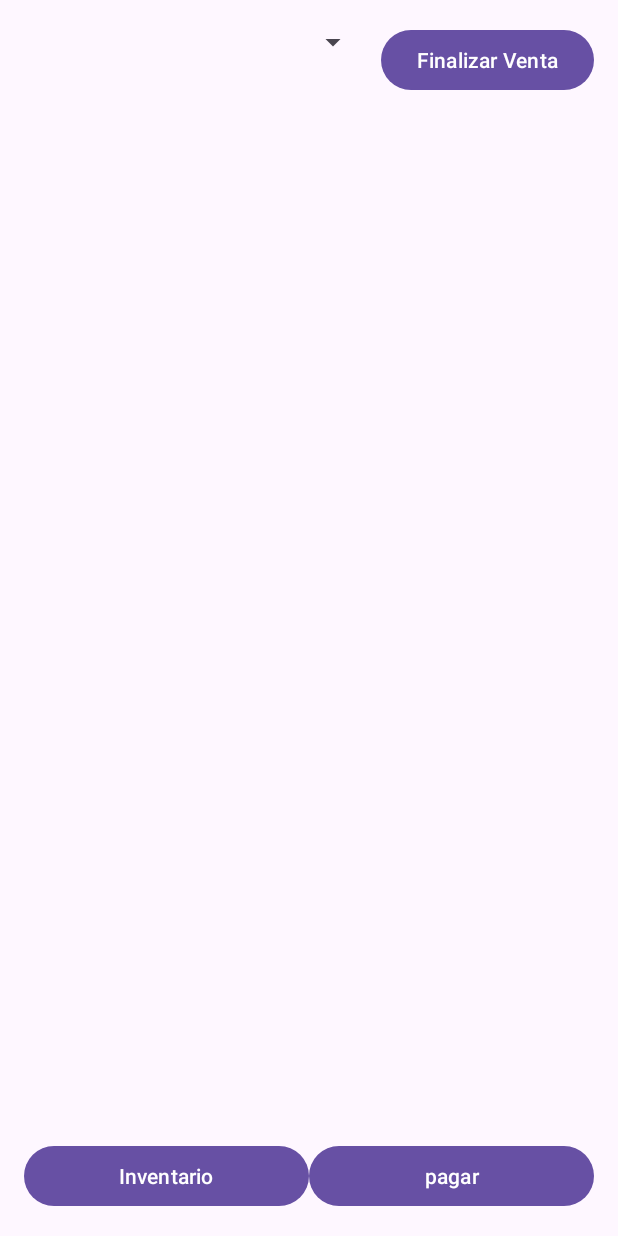
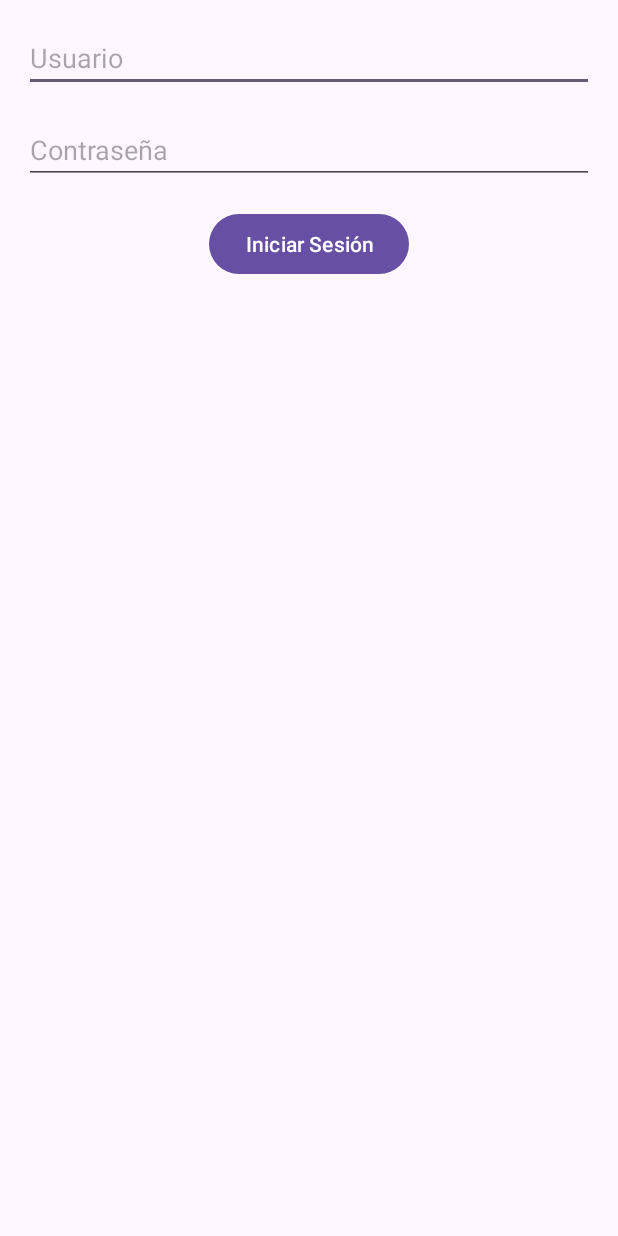
Before and after one commit to hyordi12/punto-de-venta, an Android app: the screen it shows after launch (MainActivity before the commit, LoginActivity after it), on a phone screen of 412 x 824 dp. Run offline under Robolectric (Android 15) with nearby library versions, the phone set to English and light mode, and no system bars.

Commit message:
commit 2

```diff
--- a/app/src/main/AndroidManifest.xml
+++ b/app/src/main/AndroidManifest.xml
@@ -12,8 +12,9 @@
         android:supportsRtl="true"
         android:theme="@style/Theme.PuntoDeVenta"
         tools:targetApi="31">
+
         <activity
-            android:name=".MainActivity"
+            android:name=".LoginActivity"
             android:exported="true">
             <intent-filter>
                 <action android:name="android.intent.action.MAIN" />
@@ -21,17 +22,18 @@
             </intent-filter>
         </activity>
 
-        <!-- Declaración de la nueva actividad InventarioActivity -->
+        <activity
+            android:name=".MainActivity"
+            android:exported="true" />
+
         <activity
             android:name=".InventarioActivity"
             android:exported="true" />
 
-        <!-- Declaración de la nueva actividad SalesSummaryActivity -->
         <activity
             android:name=".SalesSummaryActivity"
             android:exported="true" />
 
-        <!-- Declaración de la nueva actividad VentasActivity -->
         <activity
             android:name=".VentasActivity"
             android:exported="true" />
--- /dev/null
+++ b/app/src/main/java/com/example/puntodeventa/LoginActivity.java
@@ -0,0 +1,39 @@
+package com.example.puntodeventa;
+
+import android.content.Intent;
+import android.os.Bundle;
+import android.view.View;
+import android.widget.Button;
+import android.widget.EditText;
+import android.widget.Toast;
+import androidx.appcompat.app.AppCompatActivity;
+
+public class LoginActivity extends AppCompatActivity {
+
+    @Override
+    protected void onCreate(Bundle savedInstanceState) {
+        super.onCreate(savedInstanceState);
+        setContentView(R.layout.activity_login);
+
+        EditText editTextUsername = findViewById(R.id.editTextUsername);
+        EditText editTextPassword = findViewById(R.id.editTextPassword);
+        Button buttonLogin = findViewById(R.id.buttonLogin);
+
+        buttonLogin.setOnClickListener(new View.OnClickListener() {
+            @Override
+            public void onClick(View v) {
+
+                String username = editTextUsername.getText().toString();
+                String password = editTextPassword.getText().toString();
+
+
+                Toast.makeText(LoginActivity.this, "Iniciando sesión...", Toast.LENGTH_SHORT).show();
+
+
+                Intent intent = new Intent(LoginActivity.this, MainActivity.class);
+                startActivity(intent);
+                finish();
+            }
+        });
+    }
+}
--- /dev/null
+++ b/app/src/main/res/layout/activity_login.xml
@@ -0,0 +1,39 @@
+<?xml version="1.0" encoding="utf-8"?>
+<androidx.constraintlayout.widget.ConstraintLayout xmlns:android="http://schemas.android.com/apk/res/android"
+    xmlns:app="http://schemas.android.com/apk/res-auto"
+    android:layout_width="match_parent"
+    android:layout_height="match_parent"
+    android:padding="16dp">
+
+    <EditText
+        android:id="@+id/editTextUsername"
+        android:layout_width="0dp"
+        android:layout_height="wrap_content"
+        android:hint="@string/username_hint"
+        app:layout_constraintTop_toTopOf="parent"
+        app:layout_constraintStart_toStartOf="parent"
+        app:layout_constraintEnd_toEndOf="parent"
+        android:inputType="textEmailAddress"/>
+
+    <EditText
+        android:id="@+id/editTextPassword"
+        android:layout_width="0dp"
+        android:layout_height="wrap_content"
+        android:hint="@string/password_hint"
+        android:inputType="textPassword"
+        app:layout_constraintTop_toBottomOf="@+id/editTextUsername"
+        app:layout_constraintStart_toStartOf="parent"
+        app:layout_constraintEnd_toEndOf="parent"
+        android:layout_marginTop="16dp"/>
+
+    <Button
+        android:id="@+id/buttonLogin"
+        android:layout_width="wrap_content"
+        android:layout_height="wrap_content"
+        android:text="@string/login_button"
+        app:layout_constraintTop_toBottomOf="@+id/editTextPassword"
+        app:layout_constraintStart_toStartOf="parent"
+        app:layout_constraintEnd_toEndOf="parent"
+        android:layout_marginTop="16dp"/>
+
+</androidx.constraintlayout.widget.ConstraintLayout>
--- a/app/src/main/res/values/strings.xml
+++ b/app/src/main/res/values/strings.xml
@@ -2,7 +2,6 @@
     <!-- App -->
     <string name="app_name">Punto de Venta</string>
 
-    <!-- Main Activity -->
     <string name="spinner_hint">Seleccionar Categoría</string>
     <string name="finalizar_venta">Finalizar Venta</string>
     <string name="inventario">Inventario</string>
@@ -12,9 +11,12 @@
     <string name="button_inventory">Inventario</string>
     <string name="button_exit">Salir</string>
 
+    <string name="login_button">Iniciar Sesión</string>
+    <string name="username_hint">Usuario</string>
+    <string name="password_hint">Contraseña</string>
 
 
-    <!-- Inventario Activity -->
+
     <string name="agregar_categoria">Agregar Categoría</string>
     <string name="categorias">Categoría</string>
     <string name="actualizar_categoria">Actualizar Categoría</string>
@@ -24,7 +26,7 @@
     <string name="button_update_product">Actualizar Producto</string>
     <string name="eliminar_producto">Eliminar Producto</string>
 
-    <!-- Dialogs -->
+
     <string name="dialog_add_category_title">Agregar Categoría</string>
     <string name="dialog_update_category_title">Actualizar Categoría</string>
     <string name="dialog_delete_category_title">Eliminar Categoría</string>
@@ -38,10 +40,10 @@
     <string name="dialog_product_id_hint">ID del Producto</string>
     <string name="dialog_category_name_hint">Nombre de la Categoría</string>
 
-    <!-- Sales Activity -->
+
     <string name="sales_total">Total: $</string>
 
-    <!-- Errors -->
+
     <string name="error_empty_fields">Todos los campos deben estar llenos</string>
     <string name="error_product_id_empty">El ID del producto no puede estar vacío</string>
     <string name="product_added_success">Producto agregado con éxito</string>
@@ -56,6 +58,6 @@
     <string name="error_updating_product">Error al actualizar el producto</string>
     <string name="error_deleting_product">Error al eliminar el producto</string>
 
-    <!-- Placeholders -->
+
     <string name="placeholder_image">placeholder_image</string>
 </resources>
```
